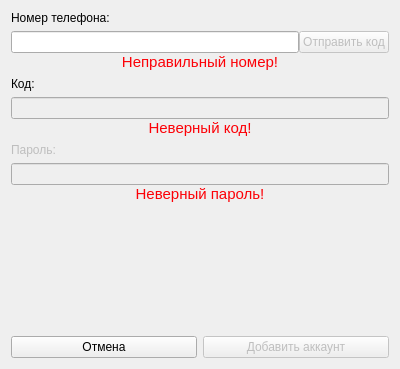
Before: the Qt Designer form add_akk_form.ui in liltousin/PyQTLyceumProject, drawn with Qt 5.
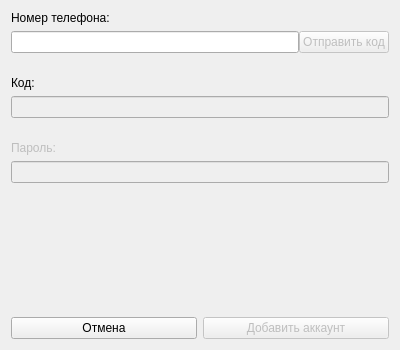
After: the same form once the commit is applied.

Diff of the .ui file:
```diff
--- a/add_akk_form.ui
+++ b/add_akk_form.ui
@@ -7,7 +7,7 @@
     <x>0</x>
     <y>0</y>
     <width>400</width>
-    <height>369</height>
+    <height>350</height>
    </rect>
   </property>
   <property name="windowTitle">
@@ -78,11 +78,14 @@
        <property name="mouseTracking">
         <bool>true</bool>
        </property>
+       <property name="styleSheet">
+        <string notr="true">color : red;</string>
+       </property>
        <property name="midLineWidth">
         <number>0</number>
        </property>
        <property name="text">
-        <string>&lt;html&gt;&lt;head/&gt;&lt;body&gt;&lt;p&gt;&lt;span style=&quot; color:#fc0107;&quot;&gt;Неправильный номер!&lt;/span&gt;&lt;/p&gt;&lt;/body&gt;&lt;/html&gt;</string>
+        <string/>
        </property>
        <property name="textFormat">
         <enum>Qt::RichText</enum>
@@ -132,8 +135,11 @@
          <pointsize>11</pointsize>
         </font>
        </property>
+       <property name="styleSheet">
+        <string notr="true">color : red;</string>
+       </property>
        <property name="text">
-        <string>&lt;html&gt;&lt;head/&gt;&lt;body&gt;&lt;p&gt;&lt;span style=&quot; color:#fc0107;&quot;&gt;Неверный код!&lt;/span&gt;&lt;/p&gt;&lt;/body&gt;&lt;/html&gt;</string>
+        <string/>
        </property>
        <property name="alignment">
         <set>Qt::AlignHCenter|Qt::AlignTop</set>
@@ -176,7 +182,11 @@
          <number>0</number>
         </property>
         <item>
-         <widget class="QLineEdit" name="pswd_line"/>
+         <widget class="QLineEdit" name="pswd_line">
+          <property name="enabled">
+           <bool>false</bool>
+          </property>
+         </widget>
         </item>
         <item>
          <widget class="QLabel" name="pswd_error_label">
@@ -185,8 +195,11 @@
             <pointsize>11</pointsize>
            </font>
           </property>
+          <property name="styleSheet">
+           <string notr="true">color : red;</string>
+          </property>
           <property name="text">
-           <string>&lt;html&gt;&lt;head/&gt;&lt;body&gt;&lt;p&gt;&lt;span style=&quot; color:#fc0107;&quot;&gt;Неверный пароль!&lt;/span&gt;&lt;/p&gt;&lt;/body&gt;&lt;/html&gt;</string>
+           <string/>
           </property>
           <property name="alignment">
            <set>Qt::AlignHCenter|Qt::AlignTop</set>
```
